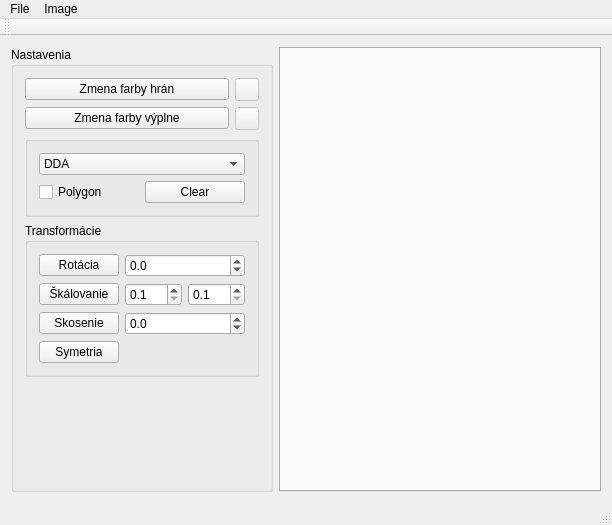
Old version of the form ImageViewer.ui in the repository karinjanovjakova/grafika_cv4.
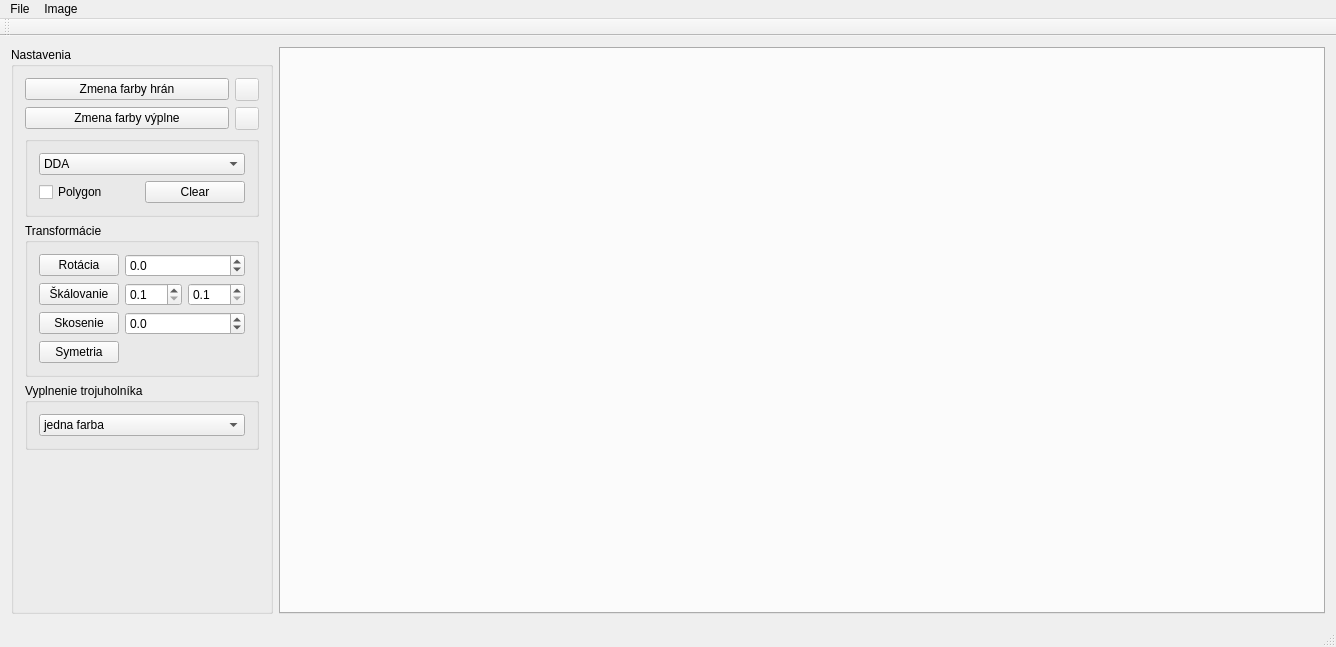
New version of the form.

The edit to the form file:
```diff
--- a/ImageViewer.ui
+++ b/ImageViewer.ui
@@ -9,8 +9,8 @@
    <rect>
     <x>0</x>
     <y>0</y>
-    <width>612</width>
-    <height>525</height>
+    <width>1336</width>
+    <height>647</height>
    </rect>
   </property>
   <property name="windowTitle">
@@ -203,6 +203,34 @@
          </layout>
         </widget>
        </item>
+       <item>
+        <widget class="QGroupBox" name="groupBox_3">
+         <property name="title">
+          <string>Vyplnenie trojuholníka</string>
+         </property>
+         <layout class="QHBoxLayout" name="horizontalLayout_6">
+          <item>
+           <widget class="QComboBox" name="comboBox_2">
+            <item>
+             <property name="text">
+              <string>jedna farba</string>
+             </property>
+            </item>
+            <item>
+             <property name="text">
+              <string>najbližší sused</string>
+             </property>
+            </item>
+            <item>
+             <property name="text">
+              <string>barycentrická interpolácia</string>
+             </property>
+            </item>
+           </widget>
+          </item>
+         </layout>
+        </widget>
+       </item>
        <item>
         <spacer name="verticalSpacer">
          <property name="orientation">
@@ -239,7 +267,7 @@
     <rect>
      <x>0</x>
      <y>0</y>
-     <width>612</width>
+     <width>1336</width>
      <height>22</height>
     </rect>
    </property>
```
